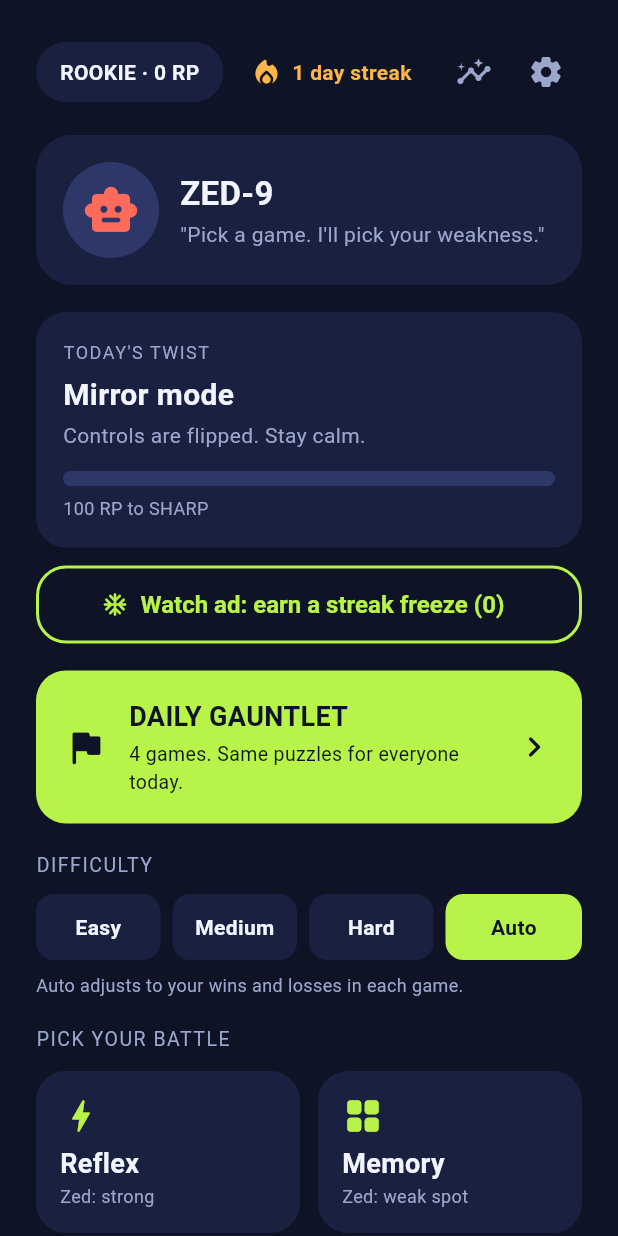
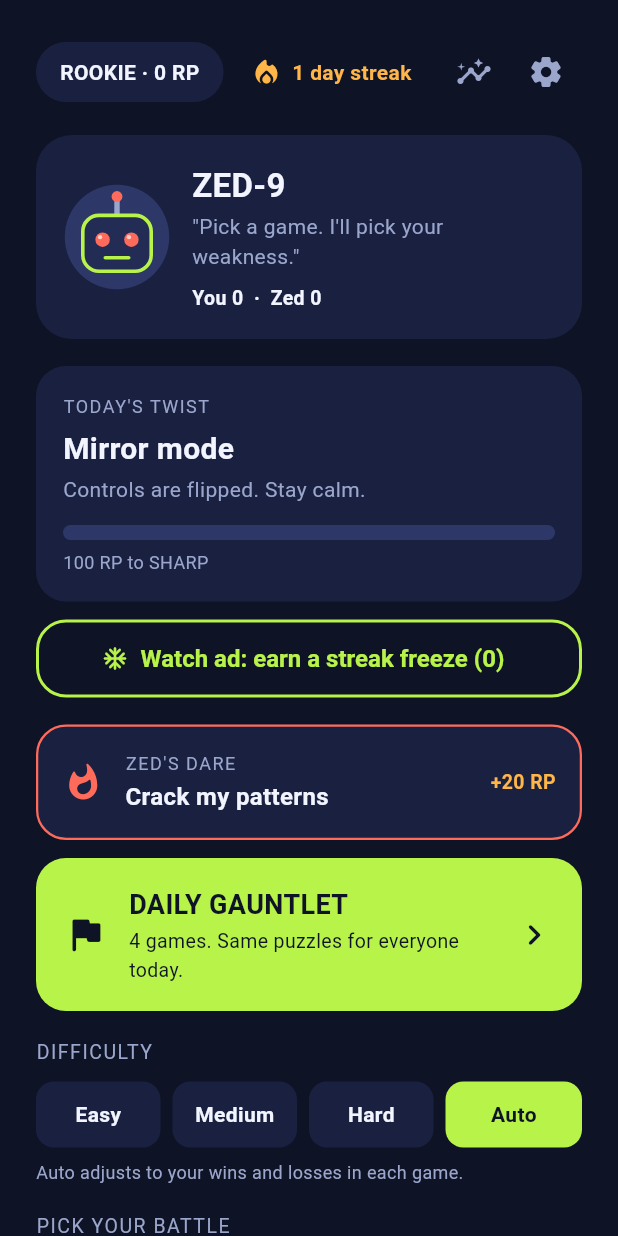
Before and after one commit to gauravkumarit8/beat_the_bot, a Flutter app: the screen it shows after launch, after a tap on "Skip", on a phone screen of 412 x 824 dp. Run offline on Flutter 3.47's test engine with Material 3 defaults, Android fonts, the phone set to English and light mode, and no system bars; our stand-ins replace google_mobile_ads, shared_preferences.

Commit message:
feat: Zed moods, rivalry record, revenge bonus and daily dare

```diff
--- /dev/null
+++ b/lib/core/dare.dart
@@ -0,0 +1,31 @@
+/// Zed's dare of the day: beat him in one chosen game for bonus points.
+class DailyDare {
+  const DailyDare({
+    required this.game,
+    required this.title,
+    required this.reward,
+  });
+
+  /// One of: reflex, memory, precision, pattern.
+  final String game;
+  final String title;
+  final int reward;
+}
+
+const List<String> _dareGames = ['reflex', 'memory', 'precision', 'pattern'];
+
+const Map<String, String> _dareTitles = {
+  'reflex': 'Beat me at Reflex',
+  'memory': 'Out-remember me in Memory',
+  'precision': 'Out-aim me in Precision',
+  'pattern': 'Crack my patterns',
+};
+
+/// The same dare for everyone on the same date.
+DailyDare dareForDay(DateTime now) {
+  final day = DateTime.utc(now.year, now.month, now.day)
+      .difference(DateTime.utc(2026, 1, 1))
+      .inDays;
+  final game = _dareGames[day % _dareGames.length];
+  return DailyDare(game: game, title: _dareTitles[game]!, reward: 20);
+}
--- a/lib/core/rank_service.dart
+++ b/lib/core/rank_service.dart
@@ -5,6 +5,7 @@
 import 'package:shared_preferences/shared_preferences.dart';
 
 import 'achievements.dart';
+import 'dare.dart';
 import 'difficulty.dart';
 
 enum Rank { rookie, sharp, elite, master, legend }
@@ -100,6 +101,31 @@ class RankService {
     for (final key in _prefs.getKeys().toList()) {
       if (!keep.contains(key)) await _prefs.remove(key);
     }
+  }
+
+  // ---- Rivalry: record, revenge, dare, notices ------------------------------
+
+  static const int revengeBonus = 10;
+
+  int get totalLosses => _prefs.getInt('totalLosses') ?? 0;
+  int get winStreak => _prefs.getInt('winStreak') ?? 0;
+  int get lossStreak => _prefs.getInt('lossStreak') ?? 0;
+
+  /// True after a loss. The next win against Zed pays a revenge bonus.
+  bool get revengeReady => _prefs.getBool('revenge') ?? false;
+
+  bool dareDone(DateTime now) => _prefs.getString('dareDay') == _key(now);
+
+  Future<void> _queueNotice(String message) async {
+    final list = _prefs.getStringList('notices') ?? <String>[];
+    await _prefs.setStringList('notices', [...list, message]);
+  }
+
+  /// Short messages (revenge, dare) to show once, then forget.
+  Future<List<String>> takeNotices() async {
+    final list = _prefs.getStringList('notices') ?? <String>[];
+    if (list.isNotEmpty) await _prefs.remove('notices');
+    return list;
   }
 
   // ---- Achievements -------------------------------------------------------
@@ -273,9 +299,10 @@ class RankService {
     }
   }
 
-  /// Call after every finished match so Auto learns from the player's record.
-  /// The change is anchored to the level that was actually played.
-  Future<void> recordResult(String game, Level played, bool won) async {
+  /// Call after every finished match. Teaches Auto difficulty, keeps the win
+  /// and loss counts, and pays the revenge bonus and Zed's daily dare.
+  Future<void> recordResult(String game, Level played, bool won,
+      {DateTime? now}) async {
     final old = _autoLevel(game);
     final anchor = played.index.toDouble();
     var next = won
@@ -284,11 +311,34 @@ class RankService {
     if (next < 0) next = 0;
     if (next > 2) next = 2;
     await _prefs.setDouble('auto_$game', next);
-    if (won) {
-      await _prefs.setInt('totalWins', totalWins + 1);
-      if (played == Level.hard) {
-        await _prefs.setInt('hardWins', hardWins + 1);
-      }
+
+    if (!won) {
+      await _prefs.setInt('totalLosses', totalLosses + 1);
+      await _prefs.setInt('lossStreak', lossStreak + 1);
+      await _prefs.setInt('winStreak', 0);
+      await _prefs.setBool('revenge', true);
+      return;
+    }
+
+    await _prefs.setInt('totalWins', totalWins + 1);
+    if (played == Level.hard) {
+      await _prefs.setInt('hardWins', hardWins + 1);
+    }
+    await _prefs.setInt('winStreak', winStreak + 1);
+    await _prefs.setInt('lossStreak', 0);
+
+    if (revengeReady) {
+      await _prefs.setBool('revenge', false);
+      await _add(revengeBonus);
+      await _queueNotice('Revenge! +$revengeBonus RP');
+    }
+
+    final today = now ?? DateTime.now();
+    final dare = dareForDay(today);
+    if (dare.game == game && !dareDone(today)) {
+      await _prefs.setString('dareDay', _key(today));
+      await _add(dare.reward);
+      await _queueNotice('Zed\u2019s dare done! +${dare.reward} RP');
     }
   }
 
--- /dev/null
+++ b/lib/core/zed_voice.dart
@@ -0,0 +1,51 @@
+import 'rank_service.dart';
+
+enum ZedMood { neutral, smug, annoyed, shocked, sad }
+
+class ZedLine {
+  const ZedLine(this.text, this.mood);
+
+  final String text;
+  final ZedMood mood;
+}
+
+/// What Zed says on the Home screen. It reacts to your record, so he feels
+/// like a rival who is paying attention.
+ZedLine zedHomeLine({
+  required RankService rank,
+  required DateTime now,
+  required int missedDays,
+}) {
+  if (missedDays >= 2) {
+    return ZedLine(
+        '$missedDays days away? I almost forgot you existed.', ZedMood.smug);
+  }
+  if (rank.lossStreak >= 3) {
+    return ZedLine(
+        "That's ${rank.lossStreak} in a row for me. Want to stop me?",
+        ZedMood.smug);
+  }
+  if (rank.winStreak >= 3) {
+    return ZedLine(
+        '${rank.winStreak} wins in a row? Now I am angry.', ZedMood.annoyed);
+  }
+  if (rank.revengeReady) {
+    return const ZedLine(
+        'You owe me a rematch. A revenge bonus is waiting.', ZedMood.smug);
+  }
+  if (rank.totalWins + rank.totalLosses == 0) {
+    return const ZedLine(
+        "Pick a game. I'll pick your weakness.", ZedMood.neutral);
+  }
+  if (rank.rank.index >= Rank.elite.index) {
+    return const ZedLine(
+        'Elite? Someone has been practising behind my back.', ZedMood.shocked);
+  }
+  const lines = [
+    ZedLine('Back for more? Brave.', ZedMood.smug),
+    ZedLine('I have been warming up. Have you?', ZedMood.neutral),
+    ZedLine('Your streak is cute. Let me ruin it.', ZedMood.smug),
+    ZedLine('Same time, same loss?', ZedMood.smug),
+  ];
+  return lines[now.day % lines.length];
+}
--- a/lib/screens/home_screen.dart
+++ b/lib/screens/home_screen.dart
@@ -1,7 +1,10 @@
 import 'package:flutter/material.dart';
 
 import '../core/ads_service.dart';
+import '../core/dare.dart';
 import '../core/difficulty.dart';
+import '../core/zed_voice.dart';
+import '../widgets/zed_face.dart';
 import '../core/rank_service.dart';
 import '../core/theme.dart';
 import '../games/memory/memory_screen.dart';
@@ -23,6 +26,8 @@ class HomeScreen extends StatefulWidget {
 }
 
 class _HomeScreenState extends State<HomeScreen> {
+  int _missed = 0;
+
   @override
   void initState() {
     super.initState();
@@ -32,7 +37,7 @@ class _HomeScreenState extends State<HomeScreen> {
   Future<void> _onOpen() async {
     final result = await widget.rank.onAppOpen(DateTime.now());
     if (!mounted) return;
-    setState(() {});
+    setState(() => _missed = result?.missedDays ?? 0);
     if (result != null && (result.rankDropped || result.usedFreeze)) {
       await showDialog<void>(
         context: context,
@@ -72,16 +77,38 @@ class _HomeScreenState extends State<HomeScreen> {
     await _afterRoute();
   }
 
-  /// Runs after coming back from any screen: refresh and announce new badges.
+  /// Runs after coming back from any screen: refresh, then announce revenge,
+  /// dare and new badges.
   Future<void> _afterRoute() async {
     final unlocked = await widget.rank.checkAchievements();
+    final notices = await widget.rank.takeNotices();
     if (!mounted) return;
     setState(() {});
-    if (unlocked.isNotEmpty) {
-      final names = unlocked.map((a) => a.title).join(', ');
+    final lines = [
+      ...notices,
+      if (unlocked.isNotEmpty)
+        'Achievement unlocked: ${unlocked.map((a) => a.title).join(', ')}',
+    ];
+    if (lines.isNotEmpty) {
       ScaffoldMessenger.of(context).showSnackBar(
-        SnackBar(content: Text('Achievement unlocked: $names')),
+        SnackBar(
+          content: Text(lines.join('\n')),
+          duration: const Duration(seconds: 5),
+        ),
       );
+    }
+  }
+
+  void _startGame(String game) {
+    switch (game) {
+      case 'reflex':
+        _playReflex();
+      case 'memory':
+        _playMemory();
+      case 'precision':
+        _playPrecision();
+      default:
+        _playPattern();
     }
   }
 
@@ -146,7 +173,7 @@ class _HomeScreenState extends State<HomeScreen> {
               onProgress: _openProgress,
             ),
             const SizedBox(height: 18),
-            const _ZedCard(),
+            _ZedCard(rank: rank, missedDays: _missed),
             const SizedBox(height: 18),
             _TodayCard(twist: twist, rank: rank),
             if (ads != null) ...[
@@ -158,6 +185,12 @@ class _HomeScreenState extends State<HomeScreen> {
               ),
             ],
             const SizedBox(height: 18),
+            _DareCard(
+              dare: dareForDay(DateTime.now()),
+              done: rank.dareDone(DateTime.now()),
+              onTap: () => _startGame(dareForDay(DateTime.now()).game),
+            ),
+            const SizedBox(height: 12),
             _GauntletCard(
               todayScore: rank.gauntletTodayScore(DateTime.now()),
               onTap: _playGauntlet,
@@ -290,35 +323,53 @@ class _TopRow extends StatelessWidget {
 }
 
 class _ZedCard extends StatelessWidget {
-  const _ZedCard();
+  const _ZedCard({required this.rank, required this.missedDays});
+
+  final RankService rank;
+  final int missedDays;
 
   @override
   Widget build(BuildContext context) {
+    final line = zedHomeLine(
+      rank: rank,
+      now: DateTime.now(),
+      missedDays: missedDays,
+    );
     return Container(
       padding: const EdgeInsets.all(18),
       decoration: BoxDecoration(
         color: AppColors.card,
         borderRadius: BorderRadius.circular(24),
       ),
-      child: const Row(
+      child: Row(
         children: [
-          CircleAvatar(
-            radius: 32,
-            backgroundColor: AppColors.line,
-            child: Icon(Icons.smart_toy_rounded,
-                size: 38, color: AppColors.coral),
-          ),
-          SizedBox(width: 14),
+          ZedFace(mood: line.mood, size: 72, backdrop: true),
+          const SizedBox(width: 14),
           Expanded(
             child: Column(
               crossAxisAlignment: CrossAxisAlignment.start,
               children: [
-                Text('ZED-9',
+                const Text('ZED-9',
                     style:
                         TextStyle(fontSize: 22, fontWeight: FontWeight.w700)),
-                SizedBox(height: 2),
-                Text('"Pick a game. I\'ll pick your weakness."',
-                    style: TextStyle(color: AppColors.muted, fontSize: 14)),
+                const SizedBox(height: 2),
+                Text('"${line.text}"',
+                    style:
+                        const TextStyle(color: AppColors.muted, fontSize: 14)),
+                const SizedBox(height: 8),
+                Text(
+                  'You ${rank.totalWins}  ·  Zed ${rank.totalLosses}',
+                  style: const TextStyle(
+                      fontSize: 13, fontWeight: FontWeight.w700),
+                ),
+                if (rank.revengeReady)
+                  Text(
+                    'Revenge bonus ready: +${RankService.revengeBonus} RP',
+                    style: const TextStyle(
+                        color: AppColors.amber,
+                        fontSize: 13,
+                        fontWeight: FontWeight.w700),
+                  ),
               ],
             ),
           ),
@@ -600,3 +651,70 @@ class _GauntletCard extends StatelessWidget {
     );
   }
 }
+
+class _DareCard extends StatelessWidget {
+  const _DareCard({
+    required this.dare,
+    required this.done,
+    required this.onTap,
+  });
+
+  final DailyDare dare;
+  final bool done;
+  final VoidCallback onTap;
+
+  @override
+  Widget build(BuildContext context) {
+    return Material(
+      color: AppColors.card,
+      borderRadius: BorderRadius.circular(20),
+      child: InkWell(
+        borderRadius: BorderRadius.circular(20),
+        onTap: done ? null : onTap,
+        child: Container(
+          padding: const EdgeInsets.all(16),
+          decoration: BoxDecoration(
+            borderRadius: BorderRadius.circular(20),
+            border: Border.all(
+                color: done ? AppColors.line : AppColors.coral, width: 1.5),
+          ),
+          child: Row(
+            children: [
+              Icon(
+                done ? Icons.check_circle_rounded : Icons.whatshot_rounded,
+                color: done ? AppColors.lime : AppColors.coral,
+                size: 28,
+              ),
+              const SizedBox(width: 14),
+              Expanded(
+                child: Column(
+                  crossAxisAlignment: CrossAxisAlignment.start,
+                  children: [
+                    const Text("ZED'S DARE",
+                        style: TextStyle(
+                            color: AppColors.muted,
+                            letterSpacing: 1,
+                            fontSize: 12)),
+                    const SizedBox(height: 2),
+                    Text(dare.title,
+                        style: const TextStyle(
+                            fontSize: 16, fontWeight: FontWeight.w700)),
+                  ],
+                ),
+              ),
+              const SizedBox(width: 8),
+              Text(
+                done ? 'DONE' : '+${dare.reward} RP',
+                style: TextStyle(
+                  color: done ? AppColors.lime : AppColors.amber,
+                  fontWeight: FontWeight.w700,
+                  fontSize: 13,
+                ),
+              ),
+            ],
+          ),
+        ),
+      ),
+    );
+  }
+}
--- /dev/null
+++ b/lib/widgets/zed_face.dart
@@ -0,0 +1,134 @@
+import 'package:flutter/material.dart';
+
+import '../core/theme.dart';
+import '../core/zed_voice.dart';
+
+/// Zed's face, drawn in code so it needs no image files.
+class ZedFace extends StatelessWidget {
+  const ZedFace({
+    super.key,
+    required this.mood,
+    this.size = 48,
+    this.backdrop = false,
+  });
+
+  final ZedMood mood;
+  final double size;
+
+  /// Draws a round backdrop behind the face (used on the Home screen).
+  final bool backdrop;
+
+  @override
+  Widget build(BuildContext context) {
+    return Semantics(
+      image: true,
+      label: 'Zed looks ${mood.name}',
+      child: SizedBox.square(
+        dimension: size,
+        child: CustomPaint(painter: _ZedPainter(mood, backdrop)),
+      ),
+    );
+  }
+}
+
+class _ZedPainter extends CustomPainter {
+  _ZedPainter(this.mood, this.backdrop);
+
+  final ZedMood mood;
+  final bool backdrop;
+
+  static const Color _headColor = Color(0xFF232C55);
+  static const Color _shine = Color(0xFFFFD3CD);
+
+  @override
+  void paint(Canvas canvas, Size size) {
+    final k = size.width / 120;
+    Paint fill(Color c) => Paint()..color = c;
+    Paint line(Color c, double w) => Paint()
+      ..color = c
+      ..style = PaintingStyle.stroke
+      ..strokeWidth = w * k
+      ..strokeCap = StrokeCap.round;
+
+    if (backdrop) {
+      canvas.drawCircle(Offset(60 * k, 60 * k), 58 * k, fill(AppColors.line));
+    }
+
+    // Antenna
+    canvas.drawRRect(
+      RRect.fromRectAndRadius(
+          Rect.fromLTWH(57 * k, 16 * k, 6 * k, 22 * k), Radius.circular(2 * k)),
+      fill(AppColors.muted),
+    );
+    canvas.drawCircle(Offset(60 * k, 15 * k), 6 * k, fill(AppColors.coral));
+
+    // Head
+    final head = RRect.fromRectAndRadius(
+      Rect.fromLTWH(22 * k, 36 * k, 76 * k, 62 * k),
+      Radius.circular(18 * k),
+    );
+    canvas.drawRRect(head, fill(_headColor));
+    canvas.drawRRect(head, line(AppColors.lime, 4));
+
+    final left = Offset(44 * k, 63 * k);
+    final right = Offset(76 * k, 63 * k);
+
+    void eye(Offset c, double r) {
+      canvas.drawCircle(c, r * k, fill(AppColors.coral));
+      canvas.drawCircle(
+          c.translate(-r * 0.35 * k, -r * 0.35 * k), r * 0.3 * k, fill(_shine));
+    }
+
+    void brow(double x1, double y1, double x2, double y2) {
+      canvas.drawLine(
+          Offset(x1 * k, y1 * k), Offset(x2 * k, y2 * k), line(AppColors.coral, 4));
+    }
+
+    switch (mood) {
+      case ZedMood.neutral:
+        eye(left, 8);
+        eye(right, 8);
+        canvas.drawLine(Offset(47 * k, 83 * k), Offset(73 * k, 83 * k),
+            line(AppColors.lime, 4));
+      case ZedMood.smug:
+        eye(left, 8);
+        eye(right, 8);
+        // Heavy eyelids
+        for (final c in [left, right]) {
+          canvas.drawRect(
+              Rect.fromLTWH(c.dx - 10 * k, c.dy - 10 * k, 20 * k, 10 * k),
+              fill(_headColor));
+          canvas.drawLine(Offset(c.dx - 9 * k, c.dy), Offset(c.dx + 9 * k, c.dy),
+              line(AppColors.lime, 3));
+        }
+        final smirk = Path()
+          ..moveTo(46 * k, 84 * k)
+          ..quadraticBezierTo(62 * k, 88 * k, 75 * k, 76 * k);
+        canvas.drawPath(smirk, line(AppColors.lime, 4));
+      case ZedMood.annoyed:
+        eye(left, 7);
+        eye(right, 7);
+        brow(35, 49, 52, 57);
+        brow(85, 49, 68, 57);
+        canvas.drawLine(Offset(50 * k, 84 * k), Offset(70 * k, 84 * k),
+            line(AppColors.lime, 4));
+      case ZedMood.shocked:
+        eye(left, 11);
+        eye(right, 11);
+        canvas.drawCircle(Offset(60 * k, 85 * k), 5 * k, line(AppColors.lime, 3));
+      case ZedMood.sad:
+        eye(left, 7);
+        eye(right, 7);
+        brow(35, 56, 52, 50);
+        brow(85, 56, 68, 50);
+        final frown = Path()
+          ..moveTo(48 * k, 88 * k)
+          ..quadraticBezierTo(60 * k, 78 * k, 72 * k, 88 * k);
+        canvas.drawPath(frown, line(AppColors.lime, 4));
+    }
+  }
+
+  @override
+  bool shouldRepaint(_ZedPainter old) =>
+      old.mood != mood || old.backdrop != backdrop;
+}
```
Also changed, not shown: lib/games/memory/memory_screen.dart (+18 -1 lines), lib/games/pattern/pattern_screen.dart (+17 -1 lines), lib/games/precision/precision_screen.dart (+17 -1 lines), lib/games/reflex/reflex_screen.dart (+17 -1 lines), 3 other files.
